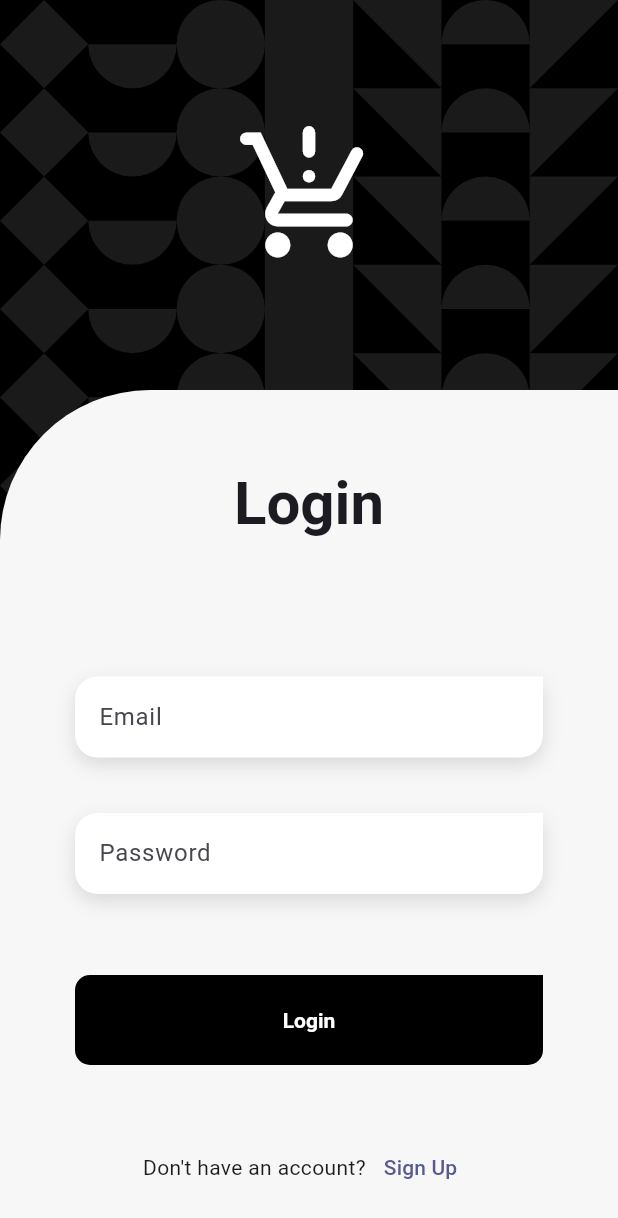
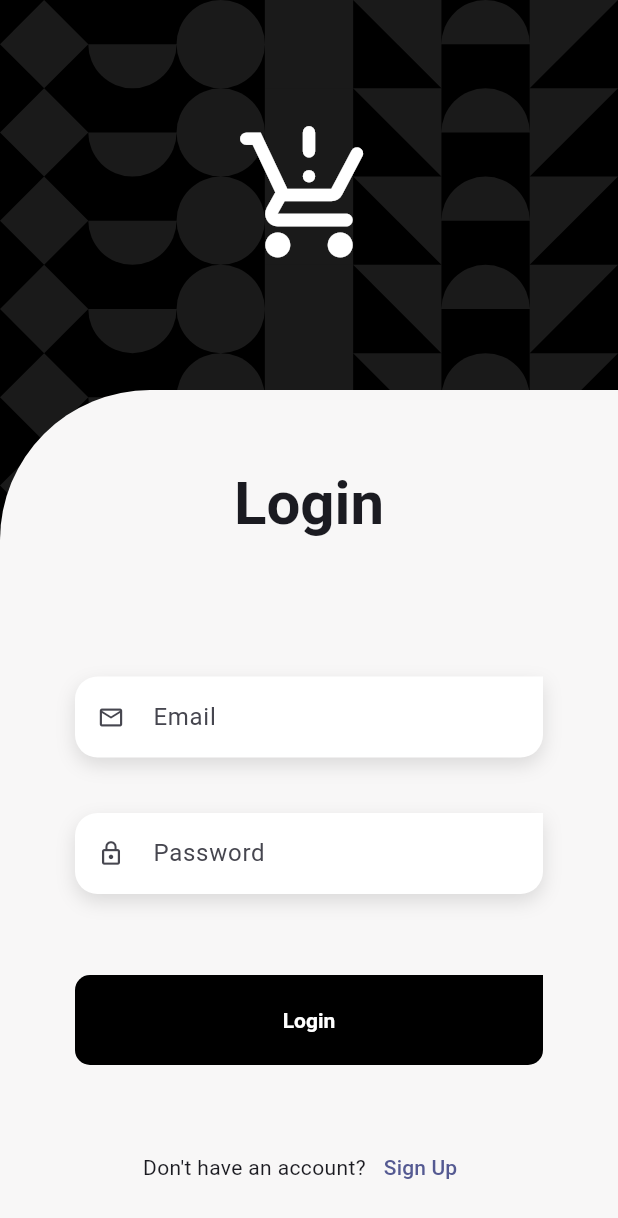
Before and after one commit to ejbpz/teslo-shop-flutter-app, a Flutter app: the screen it shows after launch, after a tap on "Sign Up", after a tap on the "navigate before" icon, on a phone screen of 412 x 824 dp. Shown: the top 1218 px of the screen. Run offline on Flutter 3.47's test engine with Material 3 defaults, Android fonts, the phone set to English and light mode, and no system bars; our stand-ins replace dio, flutter_dotenv, flutter_riverpod, formz, go_router, google_fonts and 1 more; project files that could hold a hidden picture were left out.

Commit message:
Icons for form inputs and onFieldSubmitted added in passwords fields.

```diff
--- a/lib/features/auth/presentation/providers/auth_provider.dart
+++ b/lib/features/auth/presentation/providers/auth_provider.dart
@@ -62,8 +62,7 @@ class AuthNotifier extends StateNotifier<AuthState> {
     await Future.delayed(const Duration(milliseconds: 500));
 
     try {
-      User user = await authRepository.register(fullName, email, password);
-      _setLoggedUser(user);
+      await authRepository.register(fullName, email, password);
     } on CustomError catch(e) {
       logout(e.message);
     } catch (e) {
--- a/lib/features/auth/presentation/screens/login_screen.dart
+++ b/lib/features/auth/presentation/screens/login_screen.dart
@@ -91,6 +91,7 @@ class _LoginForm extends ConsumerWidget {
 
           CustomTextFormField(
             label: 'Email',
+            icon: Icons.email_outlined,
             keyboardType: TextInputType.emailAddress,
             onChanged: ref.read(loginFormProvider.notifier).onEmailChange,
           ),
@@ -102,8 +103,10 @@ class _LoginForm extends ConsumerWidget {
 
           CustomTextFormField(
             label: 'Password',
+            icon: Icons.lock_outline,
             obscureText: true,
             onChanged: ref.read(loginFormProvider.notifier).onPasswordChange,
+            onFieldSubmitted: (_) => ref.read(loginFormProvider.notifier).onFormSubmit(),
           ),
 
           const SizedBox( height: 3 ),
--- a/lib/features/auth/presentation/screens/register_screen.dart
+++ b/lib/features/auth/presentation/screens/register_screen.dart
@@ -1,6 +1,7 @@
 import 'package:flutter/material.dart';
 import 'package:flutter_riverpod/flutter_riverpod.dart';
 import 'package:go_router/go_router.dart';
+import 'package:teslo_shop/features/auth/auth.dart';
 import 'package:teslo_shop/features/auth/infrastructure/infrastructure.dart';
 import 'package:teslo_shop/features/auth/presentation/providers/auth_provider.dart';
 import 'package:teslo_shop/features/auth/presentation/providers/register_form_provider.dart';
@@ -104,6 +105,7 @@ class _RegisterForm extends ConsumerWidget {
 
           CustomTextFormField(
             label: 'Full name',
+            icon: Icons.person_2_outlined,
             keyboardType: TextInputType.name,
             onChanged: ref.read(registerFormProvider.notifier).onFullnameChange,
           ),
@@ -114,6 +116,7 @@ class _RegisterForm extends ConsumerWidget {
 
           CustomTextFormField(
             label: 'Email',
+            icon: Icons.email_outlined,
             keyboardType: TextInputType.emailAddress,
             onChanged: ref.read(registerFormProvider.notifier).onEmailChange,
           ),
@@ -124,6 +127,7 @@ class _RegisterForm extends ConsumerWidget {
 
           CustomTextFormField(
             label: 'Password',
+            icon: Icons.lock_outline,
             obscureText: true,
             onChanged: ref.read(registerFormProvider.notifier).onPasswordChange,
           ),
@@ -134,8 +138,10 @@ class _RegisterForm extends ConsumerWidget {
 
           CustomTextFormField(
             label: 'Confirm password',
+            icon: Icons.lock_outline,
             obscureText: true,
             onChanged: ref.read(registerFormProvider.notifier).onRepeatPasswordChange,
+            onFieldSubmitted: (_) => ref.read(registerFormProvider.notifier).onFormSubmit(),
           ),
 
           const SizedBox( height: 3 ),
@@ -152,11 +158,16 @@ class _RegisterForm extends ConsumerWidget {
                 : 'Loading...',
               buttonColor: Colors.black,
               onPressed: () async {
-                if(registerForm.isPosting) {
-                  null;
-                } else {
+                if(!registerForm.isPosting) {
                   CustomError? errorMessage = await ref.read(registerFormProvider.notifier).onFormSubmit();
-                  if(errorMessage != null && context.mounted) showSnackbar(context, errorMessage.message);
+
+                  if(errorMessage != null && context.mounted) {
+                    showSnackbar(context, errorMessage.message);
+                  }
+
+                  if(errorMessage == null && context.mounted) {
+                    context.go('/login');
+                  }
                 }
               },
             )
--- a/lib/features/shared/widgets/custom_text_form_field.dart
+++ b/lib/features/shared/widgets/custom_text_form_field.dart
@@ -7,8 +7,10 @@ class CustomTextFormField extends StatelessWidget {
   final String? hint;
   final String? errorMessage;
   final bool obscureText;
+  final IconData? icon;
   final TextInputType? keyboardType;
   final Function(String)? onChanged;
+  final Function(String)? onFieldSubmitted;
   final String? Function(String?)? validator;
 
   const CustomTextFormField({
@@ -17,8 +19,10 @@ class CustomTextFormField extends StatelessWidget {
     this.hint,
     this.errorMessage,
     this.obscureText = false,
+    this.icon,
     this.keyboardType = TextInputType.text,
     this.onChanged,
+    this.onFieldSubmitted,
     this.validator,
   });
 
@@ -35,7 +39,6 @@ class CustomTextFormField extends StatelessWidget {
     const borderRadius = Radius.circular(15);
 
     return Container(
-      // padding: const EdgeInsets.only(bottom: 0, top: 15),
       decoration: const BoxDecoration(
         color: Colors.white,
         borderRadius: BorderRadius.only(topLeft: borderRadius, bottomLeft: borderRadius, bottomRight: borderRadius ),
@@ -48,6 +51,7 @@ class CustomTextFormField extends StatelessWidget {
         ]
       ),
       child: TextFormField(
+        onFieldSubmitted: onFieldSubmitted,
         onChanged: onChanged,
         validator: validator,
         obscureText: obscureText,
@@ -57,14 +61,12 @@ class CustomTextFormField extends StatelessWidget {
           floatingLabelStyle: const TextStyle(color: Colors.black, fontWeight: FontWeight.bold, fontSize: 18),
           enabledBorder: border,
           focusedBorder: border,
-          errorBorder: border.copyWith( borderSide: BorderSide( color: Colors.red.shade800 )),
-          focusedErrorBorder: border.copyWith( borderSide: BorderSide( color: Colors.red.shade800 )),
           isDense: true,
           label: label != null ? Text(label!) : null,
           hintText: hint,
           errorText: errorMessage,
           focusColor: colors.primary,
-          // icon: Icon( Icons.supervised_user_circle_outlined, color: colors.primary, )
+          prefixIcon: Icon(icon),
         ),
       ),
     );
```
Also changed, not shown: 1 other file.
